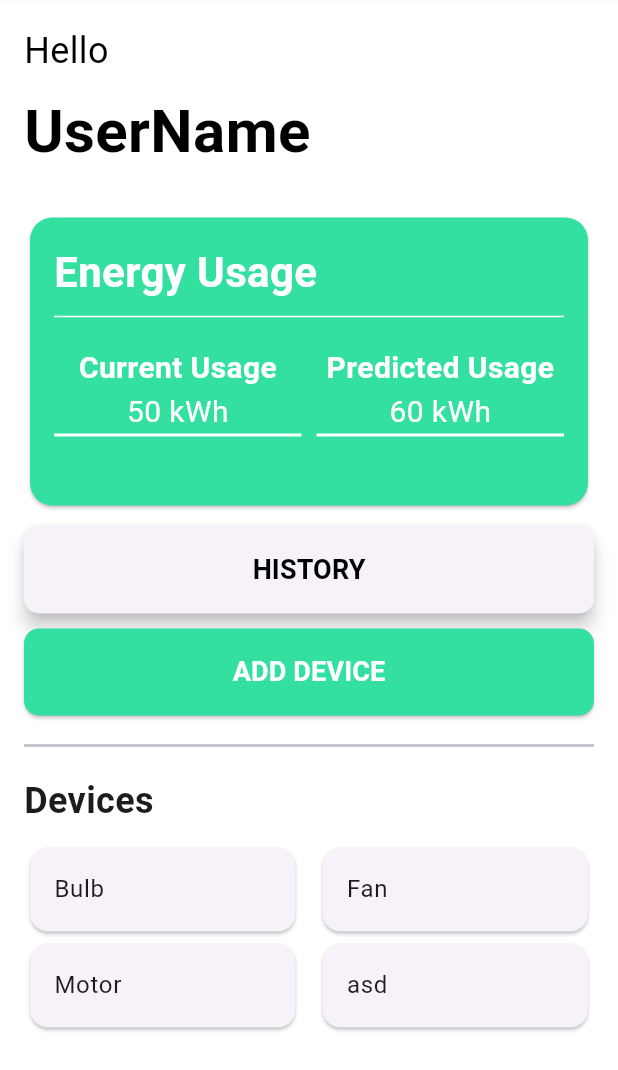
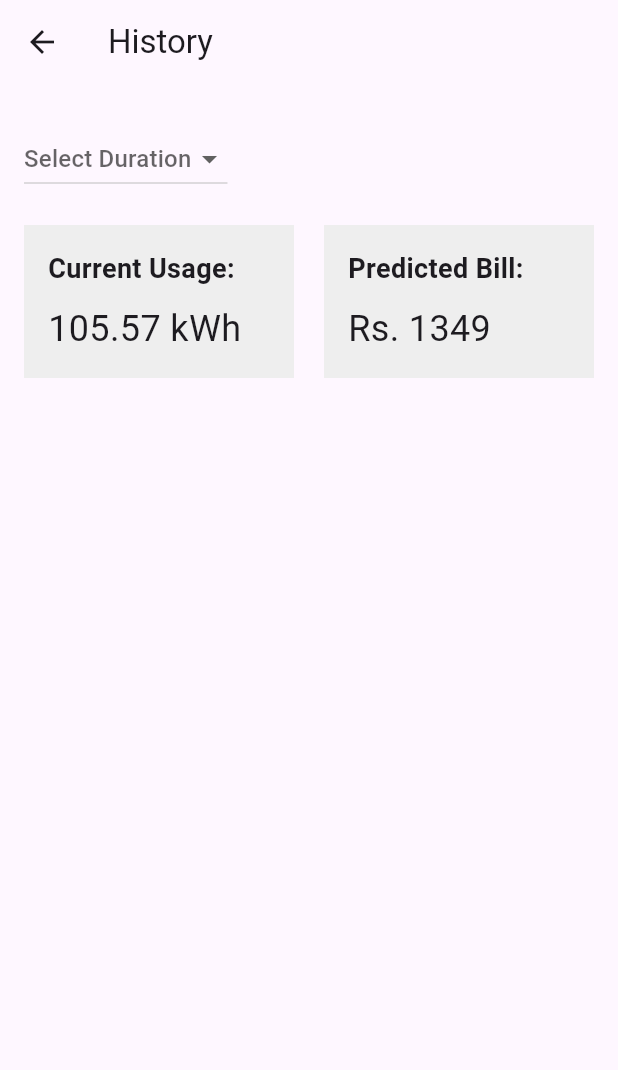
Before and after one commit to Smart-Eco/Smart-Eco, a Flutter app: the HomeScreen screen opened directly, after a tap on "HISTORY", on a phone screen of 412 x 824 dp. Shown: the top 1070 px of the screen. Run offline on Flutter 3.47's test engine with Material 3 defaults, Android fonts, the phone set to English and light mode, and no system bars; our stand-ins replace google_fonts; Roboto replaces fonts that are missing (Helvetica).

Commit message:
history button

```diff
--- /dev/null
+++ b/lib/Screens/history_page.dart
@@ -0,0 +1,93 @@
+import 'package:flutter/material.dart';
+
+class HistoryPage extends StatelessWidget {
+  @override
+  Widget build(BuildContext context) {
+    return Scaffold(
+      appBar: AppBar(
+        title: Text('History'),
+      ),
+      body: Padding(
+        padding: const EdgeInsets.all(16.0),
+        child: Column(
+          crossAxisAlignment: CrossAxisAlignment.start,
+          children: [
+            SizedBox(height: 10),
+            Row(
+              mainAxisAlignment: MainAxisAlignment.spaceBetween,
+              children: [
+                DropdownButton<String>(
+                  hint: Text('Select Duration'),
+                  onChanged: (String? value) {},
+                  items: <String>['Last Week', 'Last Month'].map((String value) {
+                    return DropdownMenuItem<String>(
+                      value: value,
+                      child: Text(value),
+                    );
+                  }).toList(),
+                ),
+              ],
+            ),
+            SizedBox(height: 20),
+            Row(
+              mainAxisAlignment: MainAxisAlignment.spaceBetween,
+              children: [
+                Expanded(
+                  child: Container(
+                    color: Colors.grey[200],
+                    padding: EdgeInsets.all(16),
+                    child: Column(
+                      crossAxisAlignment: CrossAxisAlignment.start,
+                      children: [
+                        Text(
+                          'Current Usage:',
+                          style: TextStyle(
+                            fontWeight: FontWeight.bold,
+                            fontSize: 18,
+                          ),
+                        ),
+                        SizedBox(height: 10),
+                        Text(
+                          '105.57 kWh',
+                          style: TextStyle(
+                            fontSize: 24,
+                          ),
+                        ),
+                      ],
+                    ),
+                  ),
+                ),
+                SizedBox(width: 20),
+                Expanded(
+                  child: Container(
+                    color: Colors.grey[200],
+                    padding: EdgeInsets.all(16),
+                    child: Column(
+                      crossAxisAlignment: CrossAxisAlignment.start,
+                      children: [
+                        Text(
+                          'Predicted Bill:',
+                          style: TextStyle(
+                            fontWeight: FontWeight.bold,
+                            fontSize: 18,
+                          ),
+                        ),
+                        SizedBox(height: 10),
+                        Text(
+                          'Rs. 1349',
+                          style: TextStyle(
+                            fontSize: 24,
+                          ),
+                        ),
+                      ],
+                    ),
+                  ),
+                ),
+              ],
+            ),
+          ],
+        ),
+      ),
+    );
+  }
+}
--- a/lib/Screens/home_screen.dart
+++ b/lib/Screens/home_screen.dart
@@ -1,5 +1,7 @@
+
 import 'package:flutter/material.dart';
 import 'package:smarteco2/Screens/device_details.dart';
+import 'package:smarteco2/Screens/history_page.dart';
 import 'register_room.dart';
 
 class HomeScreen extends StatefulWidget {
@@ -78,7 +80,10 @@ class _HomeScreenState extends State<HomeScreen> {
               SizedBox(height: 10),
               ElevatedButton(
                 onPressed: () {
-                  ;
+                  Navigator.push(
+                    context,
+                      MaterialPageRoute(builder: (context) => HistoryPage()),
+                  );
                 },
                 style: ElevatedButton.styleFrom(
                   minimumSize: Size(double.infinity, 10),
```
